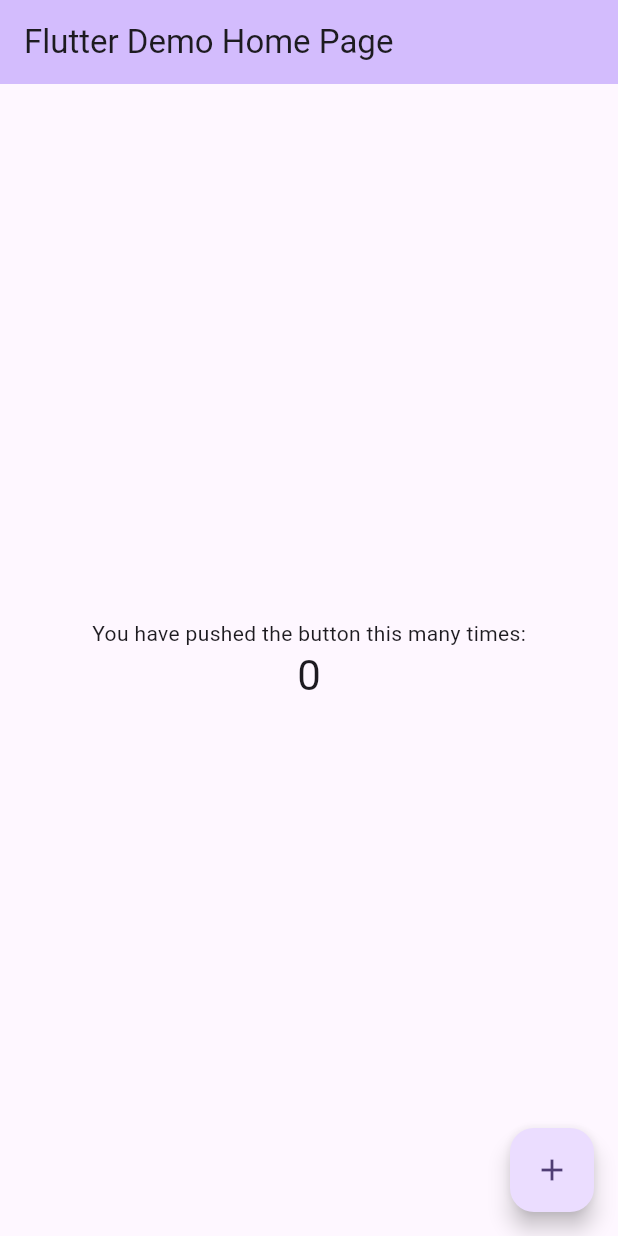
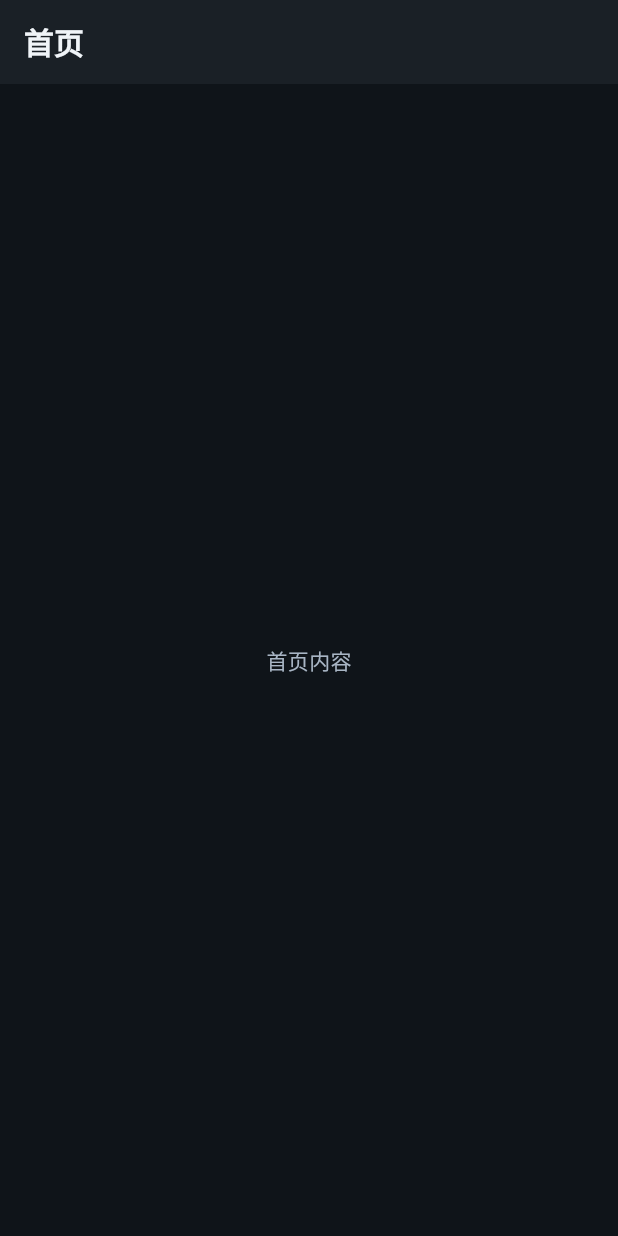
Before and after one commit to YanZiBin/qingji, a Flutter app: the screen it shows after launch, on a phone screen of 412 x 824 dp. Run offline on Flutter 3.47's test engine with Material 3 defaults, Android fonts, the phone set to English and light mode, and no system bars; our stand-ins replace sqflite; accounts and stored records are empty.

Commit message:
feat: 添加通用组件、工具类和主入口

```diff
--- a/lib/main.dart
+++ b/lib/main.dart
@@ -1,121 +1,39 @@
 import 'package:flutter/material.dart';
+import 'package:flutter/services.dart';
+import 'package:provider/provider.dart';
+import 'core/constants.dart';
+import 'core/theme.dart';
+import 'providers/record_provider.dart';
+import 'providers/category_provider.dart';
+import 'screens/home/home_screen.dart';
 
 void main() {
+  WidgetsFlutterBinding.ensureInitialized();
+
+  // 设置系统UI样式
+  SystemChrome.setSystemUIOverlayStyle(const SystemUiOverlayStyle(
+    statusBarColor: Colors.transparent,
+    statusBarIconBrightness: Brightness.light,
+  ));
+
   runApp(const MyApp());
 }
 
 class MyApp extends StatelessWidget {
   const MyApp({super.key});
 
-  // This widget is the root of your application.
   @override
   Widget build(BuildContext context) {
-    return MaterialApp(
-      title: 'Flutter Demo',
-      theme: ThemeData(
-        // This is the theme of your application.
-        //
-        // TRY THIS: Try running your application with "flutter run". You'll see
-        // the application has a purple toolbar. Then, without quitting the app,
-        // try changing the seedColor in the colorScheme below to Colors.green
-        // and then invoke "hot reload" (save your changes or press the "hot
-        // reload" button in a Flutter-supported IDE, or press "r" if you used
-        // the command line to start the app).
-        //
-        // Notice that the counter didn't reset back to zero; the application
-        // state is not lost during the reload. To reset the state, use hot
-        // restart instead.
-        //
-        // This works for code too, not just values: Most code changes can be
-        // tested with just a hot reload.
-        colorScheme: .fromSeed(seedColor: Colors.deepPurple),
-      ),
-      home: const MyHomePage(title: 'Flutter Demo Home Page'),
-    );
-  }
-}
-
-class MyHomePage extends StatefulWidget {
-  const MyHomePage({super.key, required this.title});
-
-  // This widget is the home page of your application. It is stateful, meaning
-  // that it has a State object (defined below) that contains fields that affect
-  // how it looks.
-
-  // This class is the configuration for the state. It holds the values (in this
-  // case the title) provided by the parent (in this case the App widget) and
-  // used by the build method of the State. Fields in a Widget subclass are
-  // always marked "final".
-
-  final String title;
-
-  @override
-  State<MyHomePage> createState() => _MyHomePageState();
-}
-
-class _MyHomePageState extends State<MyHomePage> {
-  int _counter = 0;
-
-  void _incrementCounter() {
-    setState(() {
-      // This call to setState tells the Flutter framework that something has
-      // changed in this State, which causes it to rerun the build method below
-      // so that the display can reflect the updated values. If we changed
-      // _counter without calling setState(), then the build method would not be
-      // called again, and so nothing would appear to happen.
-      _counter++;
-    });
-  }
-
-  @override
-  Widget build(BuildContext context) {
-    // This method is rerun every time setState is called, for instance as done
-    // by the _incrementCounter method above.
-    //
-    // The Flutter framework has been optimized to make rerunning build methods
-    // fast, so that you can just rebuild anything that needs updating rather
-    // than having to individually change instances of widgets.
-    return Scaffold(
-      appBar: AppBar(
-        // TRY THIS: Try changing the color here to a specific color (to
-        // Colors.amber, perhaps?) and trigger a hot reload to see the AppBar
-        // change color while the other colors stay the same.
-        backgroundColor: Theme.of(context).colorScheme.inversePrimary,
-        // Here we take the value from the MyHomePage object that was created by
-        // the App.build method, and use it to set our appbar title.
-        title: Text(widget.title),
-      ),
-      body: Center(
-        // Center is a layout widget. It takes a single child and positions it
-        // in the middle of the parent.
-        child: Column(
-          // Column is also a layout widget. It takes a list of children and
-          // arranges them vertically. By default, it sizes itself to fit its
-          // children horizontally, and tries to be as tall as its parent.
-          //
-          // Column has various properties to control how it sizes itself and
-          // how it positions its children. Here we use mainAxisAlignment to
-          // center the children vertically; the main axis here is the vertical
-          // axis because Columns are vertical (the cross axis would be
-          // horizontal).
-          //
-          // TRY THIS: Invoke "debug painting" (choose the "Toggle Debug Paint"
-          // action in the IDE, or press "p" in the console), to see the
-          // wireframe for each widget.
-          mainAxisAlignment: .center,
-          children: [
-            const Text('You have pushed the button this many times:'),
-            Text(
-              '$_counter',
-              style: Theme.of(context).textTheme.headlineMedium,
-            ),
-          ],
-        ),
-      ),
-      floatingActionButton: FloatingActionButton(
-        onPressed: _incrementCounter,
-        tooltip: 'Increment',
-        child: const Icon(Icons.add),
+    return MultiProvider(
+      providers: [
+        ChangeNotifierProvider(create: (_) => RecordProvider()),
+        ChangeNotifierProvider(create: (_) => CategoryProvider()),
+      ],
+      child: MaterialApp(
+        title: AppStrings.appName,
+        debugShowCheckedModeBanner: false,
+        theme: AppTheme.darkTheme,
+        home: const HomeScreen(),
       ),
     );
   }
--- /dev/null
+++ b/lib/screens/home/home_screen.dart
@@ -0,0 +1,17 @@
+import 'package:flutter/material.dart';
+
+class HomeScreen extends StatelessWidget {
+  const HomeScreen({super.key});
+
+  @override
+  Widget build(BuildContext context) {
+    return Scaffold(
+      appBar: AppBar(
+        title: const Text('首页'),
+      ),
+      body: const Center(
+        child: Text('首页内容'),
+      ),
+    );
+  }
+}
```
Also changed, not shown: lib/utils/currency_formatter.dart (added, +34 -0 lines), lib/utils/date_formatter.dart (added, +45 -0 lines), lib/widgets/bottom_nav.dart (added, +38 -0 lines).
